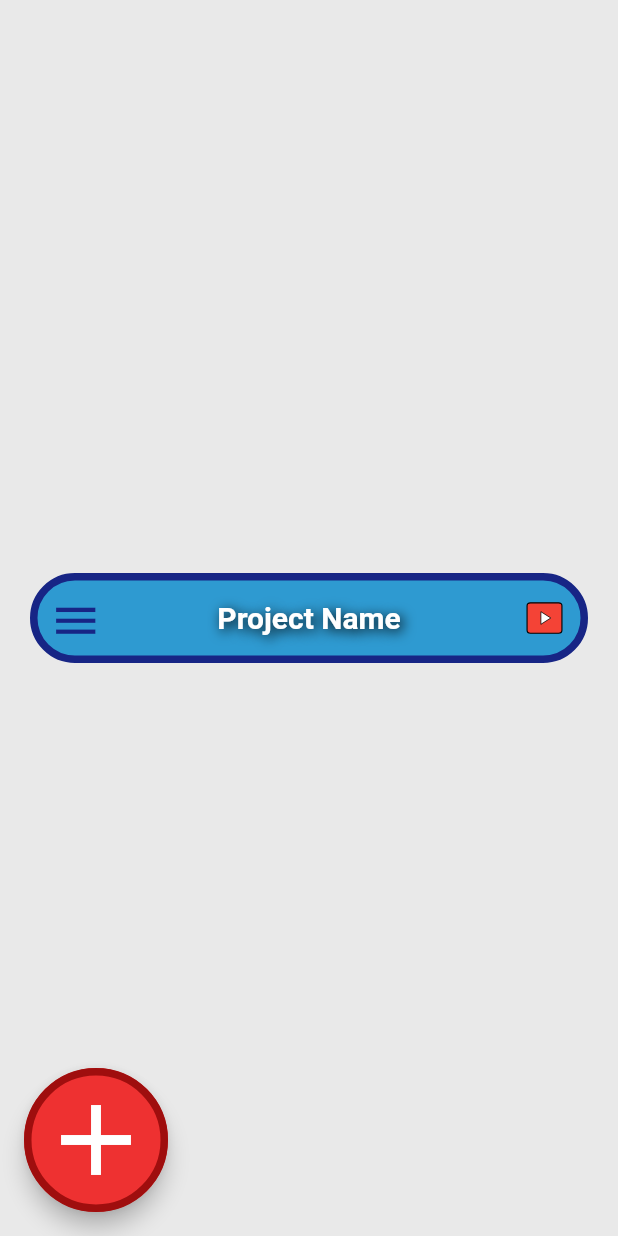
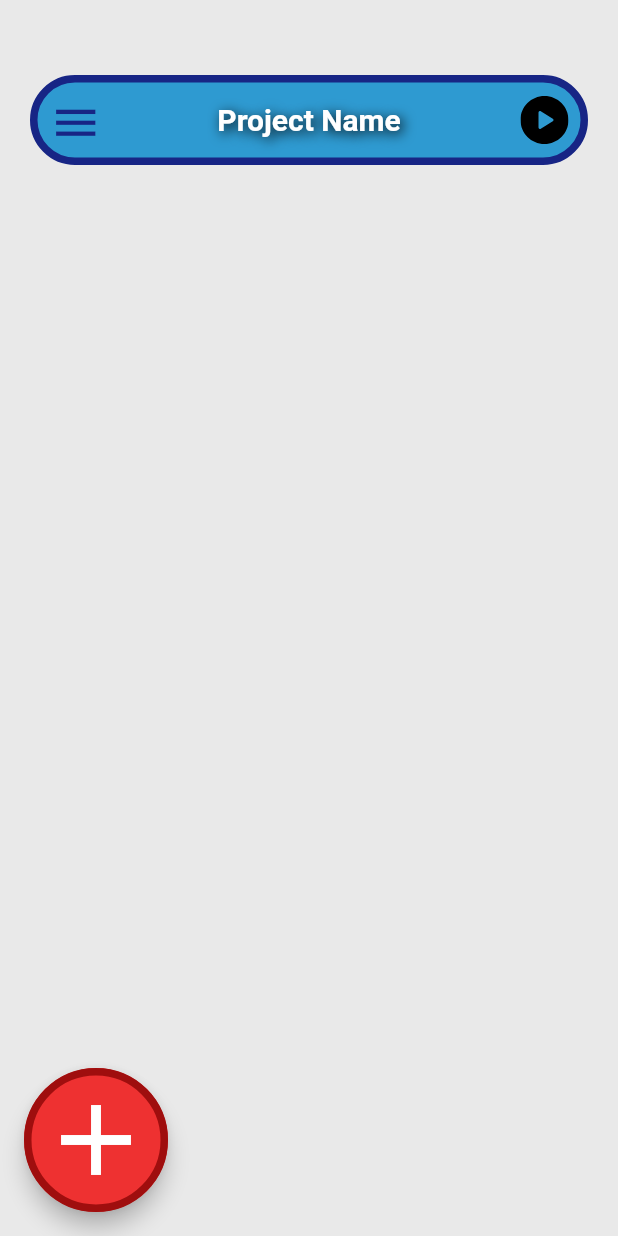
Before and after one commit to luisfepsale/robo-educacional-facens, a Flutter app: the screen it shows after launch, on a phone screen of 412 x 824 dp. Run offline on Flutter 3.47's test engine with Material 2 defaults, Android fonts, the phone set to English and light mode, and no system bars; our stand-ins replace flutter_svg.

Commit message:
[feat-3]

```diff
--- a/lib/main.dart
+++ b/lib/main.dart
@@ -19,10 +19,8 @@ class MyApp extends StatelessWidget {
     return MaterialApp(
         home: Scaffold(
       backgroundColor: const Color(0xFFE9E9E9),
-      body: const Center(
-        child: CustomAppBar(),
-        // child: ModalInspecao(),
-      ),
+      body: const CustomAppBar(),
+      // child: ModalInspecao(),
 
       // appBar: AppBar(
       //   title: Text('nome do projeto'),
```
Also changed, not shown: assets/start.svg.
